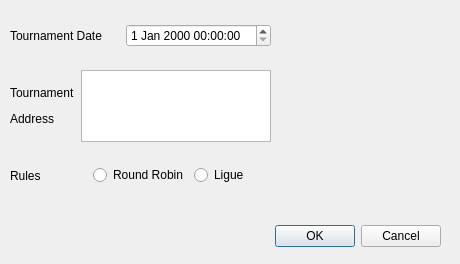
First picture: the form in edittrinfodialog.ui, repository skni-kod/TournamentAppDesktop, before the edit.
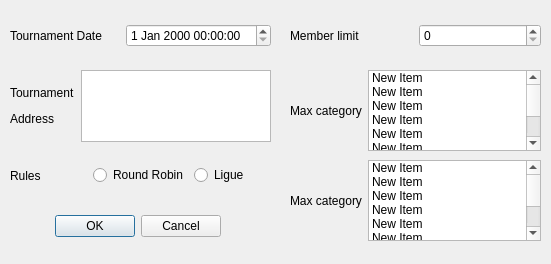
Second picture: the form after the edit.

Commit message:
have to fix dialog
buttons not work :disappointed:

Patch:
```diff
--- a/edittrinfodialog.ui
+++ b/edittrinfodialog.ui
@@ -6,7 +6,7 @@
    <rect>
     <x>0</x>
     <y>0</y>
-    <width>460</width>
+    <width>551</width>
     <height>264</height>
    </rect>
   </property>
@@ -16,9 +16,9 @@
   <widget class="QDialogButtonBox" name="buttonBox">
    <property name="geometry">
     <rect>
-     <x>100</x>
-     <y>220</y>
-     <width>341</width>
+     <x>40</x>
+     <y>210</y>
+     <width>181</width>
      <height>32</height>
     </rect>
    </property>
@@ -106,6 +106,154 @@
     </item>
    </layout>
   </widget>
+  <widget class="QWidget" name="horizontalLayoutWidget_3">
+   <property name="geometry">
+    <rect>
+     <x>290</x>
+     <y>10</y>
+     <width>251</width>
+     <height>51</height>
+    </rect>
+   </property>
+   <layout class="QHBoxLayout" name="horizontalLayout_4">
+    <item>
+     <widget class="QLabel" name="label_4">
+      <property name="text">
+       <string>Member limit</string>
+      </property>
+     </widget>
+    </item>
+    <item>
+     <widget class="QSpinBox" name="spinBox"/>
+    </item>
+   </layout>
+  </widget>
+  <widget class="QWidget" name="horizontalLayoutWidget_4">
+   <property name="geometry">
+    <rect>
+     <x>290</x>
+     <y>70</y>
+     <width>251</width>
+     <height>81</height>
+    </rect>
+   </property>
+   <layout class="QHBoxLayout" name="horizontalLayout_5">
+    <item>
+     <widget class="QLabel" name="label_5">
+      <property name="text">
+       <string>Max category</string>
+      </property>
+     </widget>
+    </item>
+    <item>
+     <widget class="QListWidget" name="listWidget">
+      <item>
+       <property name="text">
+        <string>New Item</string>
+       </property>
+      </item>
+      <item>
+       <property name="text">
+        <string>New Item</string>
+       </property>
+      </item>
+      <item>
+       <property name="text">
+        <string>New Item</string>
+       </property>
+      </item>
+      <item>
+       <property name="text">
+        <string>New Item</string>
+       </property>
+      </item>
+      <item>
+       <property name="text">
+        <string>New Item</string>
+       </property>
+      </item>
+      <item>
+       <property name="text">
+        <string>New Item</string>
+       </property>
+      </item>
+      <item>
+       <property name="text">
+        <string>New Item</string>
+       </property>
+      </item>
+      <item>
+       <property name="text">
+        <string>New Item</string>
+       </property>
+      </item>
+     </widget>
+    </item>
+   </layout>
+  </widget>
+  <widget class="QWidget" name="horizontalLayoutWidget_5">
+   <property name="geometry">
+    <rect>
+     <x>290</x>
+     <y>160</y>
+     <width>251</width>
+     <height>81</height>
+    </rect>
+   </property>
+   <layout class="QHBoxLayout" name="horizontalLayout_6">
+    <item>
+     <widget class="QLabel" name="label_6">
+      <property name="text">
+       <string>Max category</string>
+      </property>
+     </widget>
+    </item>
+    <item>
+     <widget class="QListWidget" name="listWidget_2">
+      <item>
+       <property name="text">
+        <string>New Item</string>
+       </property>
+      </item>
+      <item>
+       <property name="text">
+        <string>New Item</string>
+       </property>
+      </item>
+      <item>
+       <property name="text">
+        <string>New Item</string>
+       </property>
+      </item>
+      <item>
+       <property name="text">
+        <string>New Item</string>
+       </property>
+      </item>
+      <item>
+       <property name="text">
+        <string>New Item</string>
+       </property>
+      </item>
+      <item>
+       <property name="text">
+        <string>New Item</string>
+       </property>
+      </item>
+      <item>
+       <property name="text">
+        <string>New Item</string>
+       </property>
+      </item>
+      <item>
+       <property name="text">
+        <string>New Item</string>
+       </property>
+      </item>
+     </widget>
+    </item>
+   </layout>
+  </widget>
  </widget>
  <resources/>
  <connections>
```
The commit also changes 2 other files.
